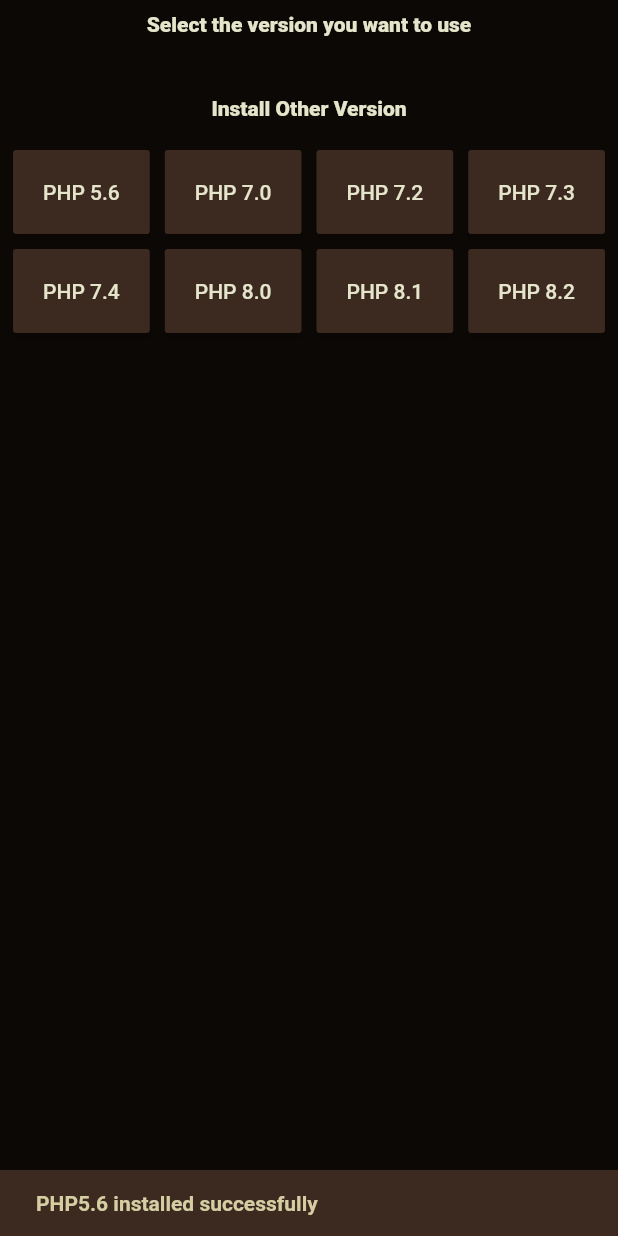
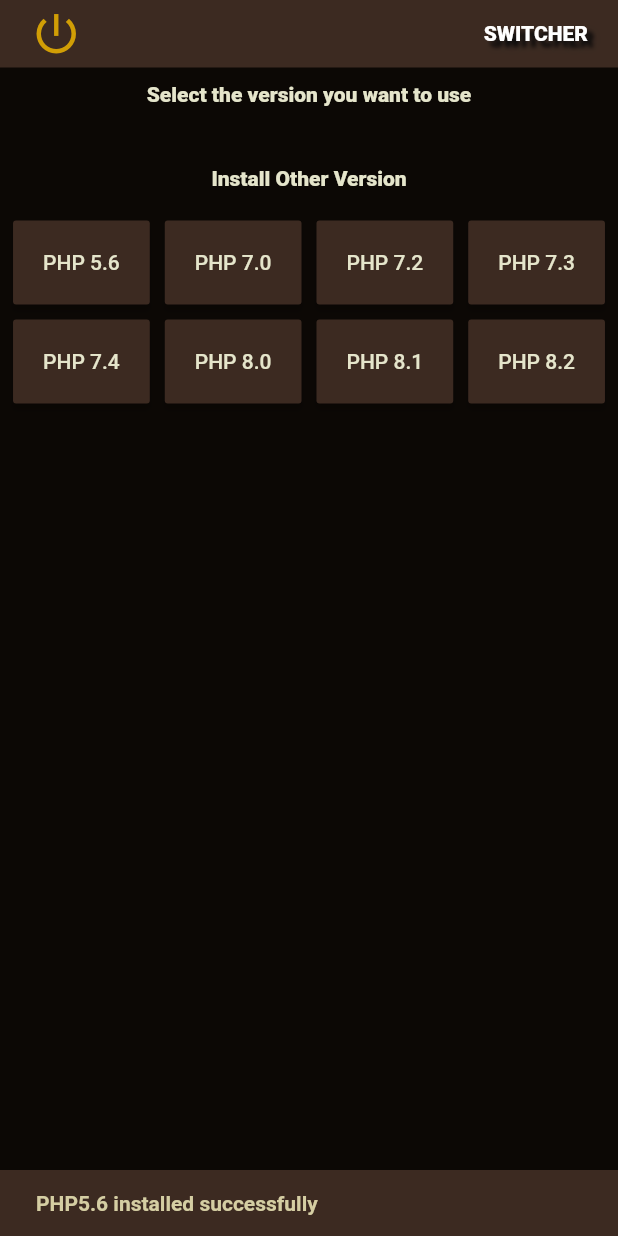
Before and after one commit to ReubenSiama/php_version_switcher, a Flutter app: the screen it shows after launch, after a tap on an icon or button, on a phone screen of 412 x 824 dp. Run offline on Flutter 3.47's test engine with Material 2 defaults, Android fonts, the phone set to English and light mode, and no system bars; drawn by our look-alikes of loading_overlay; missing offline and left inert: process_run, window_manager.

Commit message:
small UI change

```diff
--- a/lib/home.dart
+++ b/lib/home.dart
@@ -18,6 +18,7 @@ class _HomeState extends State<Home> {
 
   List<FileSystemEntity> installedPhp = [];
   List<String> availableInSystem = [];
+  Color closeButtonColor = const Color.fromARGB(255, 209, 158, 5);
 
   String currentVersion = '';
 
@@ -145,11 +146,58 @@ class _HomeState extends State<Home> {
       progressIndicator: const LinearProgressIndicator(
         color: Color(0XFF704F4F),
       ),
-      child: Padding(
-        padding: const EdgeInsets.all(8.0),
       child: Column(
         crossAxisAlignment: CrossAxisAlignment.stretch,
         children: [
+          Container(
+            padding: const EdgeInsets.fromLTRB(20, 5, 20, 5),
+            decoration: const BoxDecoration(
+              color: Color(0XFF3C2A21),
+            ),
+            child: Row(
+              mainAxisAlignment: MainAxisAlignment.spaceBetween,
+              children: [
+                MouseRegion(
+                  onHover: (event) => setState(() {
+                    closeButtonColor = const Color.fromARGB(255, 239, 181, 6);
+                  }),
+                  onExit: (event) => setState(() {
+                    closeButtonColor = const Color.fromARGB(255, 209, 158, 5);
+                  }),
+                  cursor: SystemMouseCursors.click,
+                  child: GestureDetector(
+                    onTap: () => exit(0),
+                    child: Icon(
+                      Icons.power_settings_new_outlined,
+                      color: closeButtonColor,
+                      size: 35,
+                    ),
+                  ),
+                ),
+                const Text(
+                  "SWITCHER",
+                  style: TextStyle(
+                    fontWeight: FontWeight.w900,
+                    shadows: <Shadow>[
+                      Shadow(
+                        offset: Offset(4.0, 4.0),
+                        blurRadius: 3.0,
+                        color: Color.fromARGB(255, 0, 0, 0),
+                      ),
+                      Shadow(
+                        offset: Offset(4.0, 4.0),
+                        blurRadius: 8.0,
+                        color: Color.fromARGB(124, 32, 32, 34),
+                      ),
+                    ],
+                  ),
+                ),
+              ],
+            ),
+          ),
+          const SizedBox(
+            height: 10,
+          ),
           const Text(
             'Select the version you want to use',
             textAlign: TextAlign.center,
@@ -178,8 +226,8 @@ class _HomeState extends State<Home> {
                             ? const Color(0XFF3C2A21)
                             : const Color(0XFFD5CEA3)),
                     borderRadius: BorderRadius.circular(10),
-                      color: currentVersion.substring(4) ==
-                              availableInSystem[index]
+                    color:
+                        currentVersion.substring(4) == availableInSystem[index]
                             ? const Color(0XFF3C2A21)
                             : null,
                   ),
@@ -214,8 +262,7 @@ class _HomeState extends State<Home> {
                             onTap: currentVersion.substring(4) ==
                                     availableInSystem[index]
                                 ? null
-                                  : () =>
-                                      switchVersion(availableInSystem[index]),
+                                : () => switchVersion(availableInSystem[index]),
                             icon: Icons.change_circle,
                           ),
                         ],
@@ -268,7 +315,6 @@ class _HomeState extends State<Home> {
           ),
         ],
       ),
-      ),
     );
   }
 }
--- a/lib/main.dart
+++ b/lib/main.dart
@@ -7,14 +7,15 @@ void main() async {
   await windowManager.ensureInitialized();
 
   WindowOptions windowOptions = const WindowOptions(
+    titleBarStyle: TitleBarStyle.hidden,
     center: true,
     backgroundColor: Colors.transparent,
     skipTaskbar: false,
     windowButtonVisibility: false,
   );
+  windowManager.setResizable(false);
 
   windowManager.waitUntilReadyToShow(windowOptions, () async {
-    await windowManager.setResizable(false);
     await windowManager.show();
     await windowManager.focus();
   });
```
Also changed, not shown: screenshot.png (added), 1 other file. Lines whose indentation alone changed are shown as unchanged.
